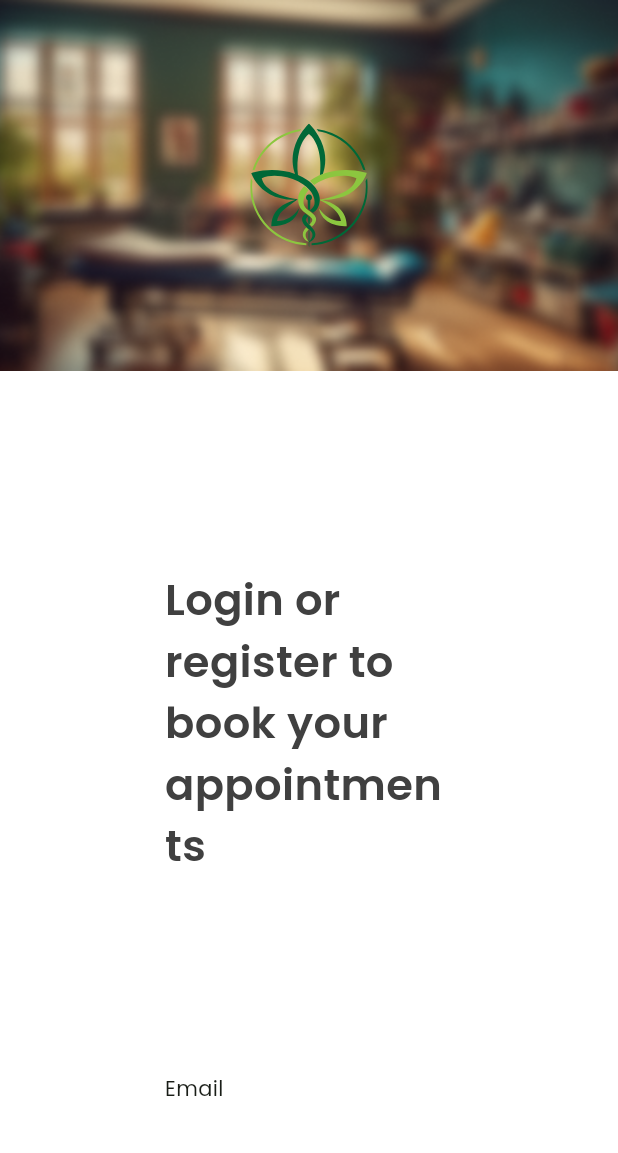
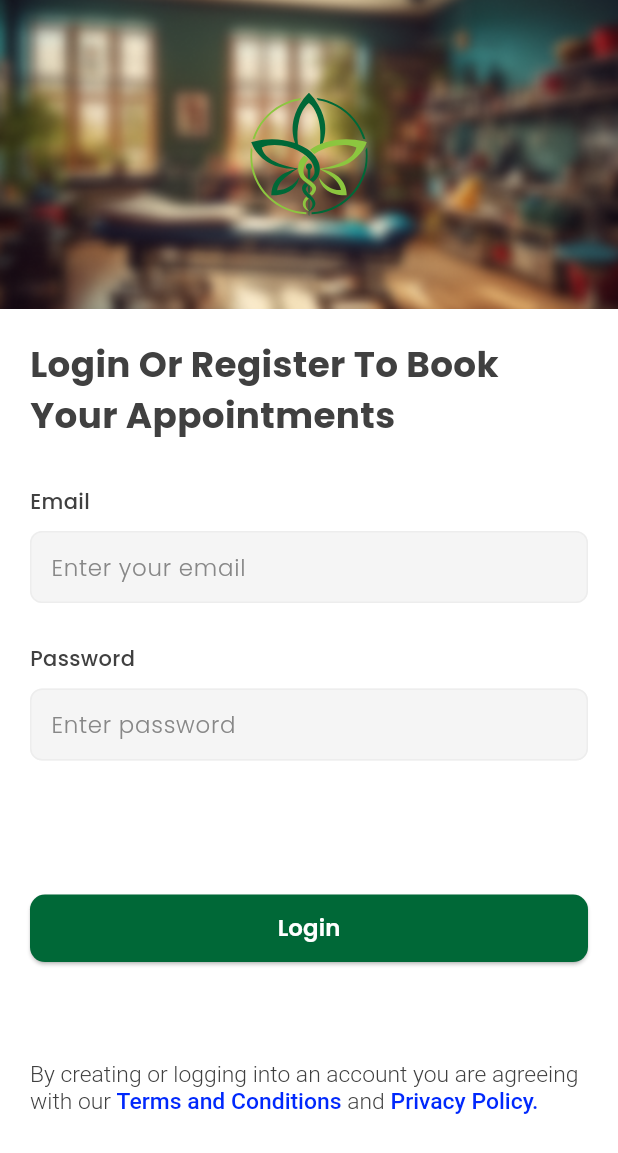
Before and after one commit to Vimalvijayakumar/amritha_ayurveda, a Flutter app: the screen it shows after launch, on a phone screen of 412 x 824 dp. Shown: the top 1153 px of the screen. Run offline on Flutter 3.47's test engine with Material 3 defaults, Android fonts, the phone set to English and light mode, and no system bars; our stand-ins replace bloc, flutter_bloc, flutter_secure_storage, flutter_svg, fluttertoast, sizer.

Commit message:
login completed

```diff
--- a/lib/data/repositories/user_repository.dart
+++ b/lib/data/repositories/user_repository.dart
@@ -1 +1,14 @@
-class UserRepository {}
+import 'package:amritha_ayurveda/data/models/user_model.dart';
+import 'package:amritha_ayurveda/utils/constants.dart';
+import 'package:amritha_ayurveda/utils/network/api_base_helper.dart';
+
+class UserRepository {
+  Future<UserModel> Login(String email, String password) async {
+    ApiBaseHelper apiBaseHelper = ApiBaseHelper();
+    var body = {"username": email, "password": password};
+    var result = await apiBaseHelper.formPost(Constants.logIn, body);
+
+    var user = UserModel.fromJson(result);
+    return user;
+  }
+}
--- a/lib/main.dart
+++ b/lib/main.dart
@@ -1,3 +1,4 @@
+import 'package:amritha_ayurveda/data/repositories/user_repository.dart';
 import 'package:amritha_ayurveda/ui/screens/login/login.dart';
 import 'package:amritha_ayurveda/ui/screens/login/login_cubit.dart';
 import 'package:flutter/material.dart';
@@ -39,7 +40,7 @@ class MyApp extends StatelessWidget {
             colorScheme: ColorScheme.fromSeed(seedColor: Colors.green),
           ),
           home: BlocProvider(
-            create: (context) => LoginCubit(),
+            create: (context) => LoginCubit(UserRepository()),
             child: LoginScreen(),
           ),
         );
--- /dev/null
+++ b/lib/services/secure_storage_service.dart
@@ -0,0 +1,17 @@
+import 'package:flutter_secure_storage/flutter_secure_storage.dart';
+
+class SecureStorageService {
+  final _storage = const FlutterSecureStorage();
+
+  Future<void> saveToken(String token) async {
+    await _storage.write(key: "auth_token", value: token);
+  }
+
+  Future<String?> getToken() async {
+    return await _storage.read(key: "auth_token");
+  }
+
+  Future<void> deleteToken() async {
+    await _storage.delete(key: "auth_token");
+  }
+}
--- /dev/null
+++ b/lib/ui/common_widgets/custom_textform.dart
@@ -0,0 +1,59 @@
+import 'package:amritha_ayurveda/utils/colors.dart';
+import 'package:flutter/material.dart';
+import 'package:sizer/sizer.dart';
+
+class CustomTextfield extends StatelessWidget {
+  final TextEditingController controller;
+  final String hintText;
+  final String? Function(String?)? validator;
+  final bool obscureText;
+  final TextInputType keyboardType;
+
+  const CustomTextfield({
+    super.key,
+    required this.controller,
+    required this.hintText,
+    this.validator,
+    this.obscureText = false,
+    this.keyboardType = TextInputType.text,
+  });
+
+  @override
+  Widget build(BuildContext context) {
+    return SizedBox(
+      height: 55,
+      child: TextFormField(
+        controller: controller,
+        validator: validator,
+        textAlign: TextAlign.left,
+        obscureText: obscureText,
+        keyboardType: keyboardType,
+        decoration: InputDecoration(
+          isDense: false,
+          contentPadding: EdgeInsets.only(left: 10, right: 10),
+          filled: true,
+          fillColor: AppColors.inputBoxColor,
+          border: OutlineInputBorder(
+            borderRadius: BorderRadius.circular(8),
+            borderSide: BorderSide(color: AppColors.borderColor),
+          ),
+          enabledBorder: OutlineInputBorder(
+            borderRadius: BorderRadius.circular(8),
+            borderSide: BorderSide(color: AppColors.borderColor),
+          ),
+          focusedBorder: OutlineInputBorder(
+            borderRadius: BorderRadius.circular(8),
+            borderSide: BorderSide(color: AppColors.borderColor, width: 2),
+          ),
+          hintText: hintText,
+          hintStyle: TextStyle(
+            color: AppColors.hintColor,
+            fontSize: 16.sp,
+            fontWeight: FontWeight.w300,
+          ),
+          errorStyle: TextStyle(fontSize: 12, height: 1.1),
+        ),
+      ),
+    );
+  }
+}
--- /dev/null
+++ b/lib/ui/common_widgets/inputbox_header.dart
@@ -0,0 +1,15 @@
+import 'package:amritha_ayurveda/utils/colors.dart';
+import 'package:flutter/widgets.dart';
+
+class InputBoxHeader extends StatelessWidget {
+  final String title;
+  const InputBoxHeader({super.key, required this.title});
+
+  @override
+  Widget build(BuildContext context) {
+    return Text(
+      title,
+      style: TextStyle(color: AppColors.textColor, fontWeight: FontWeight.w500),
+    );
+  }
+}
--- /dev/null
+++ b/lib/ui/common_widgets/primary_button.dart
@@ -0,0 +1,36 @@
+import 'package:amritha_ayurveda/utils/colors.dart';
+import 'package:flutter/material.dart';
+import 'package:sizer/sizer.dart';
+
+class PrimaryButtonWidget extends StatelessWidget {
+  final VoidCallback onPressed;
+  final String label;
+  const PrimaryButtonWidget({
+    super.key,
+    required this.onPressed,
+    required this.label,
+  });
+
+  @override
+  Widget build(BuildContext context) {
+    return SizedBox(
+      width: double.infinity,
+      height: 45,
+      child: ElevatedButton(
+        onPressed: onPressed,
+        style: ElevatedButton.styleFrom(
+          padding: EdgeInsets.symmetric(horizontal: 15, vertical: 10),
+          shape: RoundedRectangleBorder(
+            borderRadius: BorderRadius.circular(10),
+          ),
+          backgroundColor: AppColors.primaryColor,
+          foregroundColor: AppColors.backgroundColor,
+        ),
+        child: Text(
+          label,
+          style: TextStyle(fontSize: 16.sp, fontWeight: FontWeight.w600),
+        ),
+      ),
+    );
+  }
+}
--- a/lib/ui/screens/login/login.dart
+++ b/lib/ui/screens/login/login.dart
@@ -1,26 +1,87 @@
+import 'package:amritha_ayurveda/ui/common_widgets/app_loader.dart';
+import 'package:amritha_ayurveda/ui/common_widgets/custom_textform.dart';
+import 'package:amritha_ayurveda/ui/common_widgets/inputbox_header.dart';
+import 'package:amritha_ayurveda/ui/common_widgets/primary_button.dart';
+import 'package:amritha_ayurveda/ui/screens/login/login_cubit.dart';
 import 'package:amritha_ayurveda/utils/colors.dart';
+import 'package:amritha_ayurveda/utils/custom_extession.dart';
+import 'package:amritha_ayurveda/utils/input_validations.dart';
+import 'package:flutter/gestures.dart';
 import 'package:flutter/material.dart';
+import 'package:flutter_bloc/flutter_bloc.dart';
 import 'package:flutter_svg/svg.dart';
 import 'package:sizer/sizer.dart';
 
-class LoginScreen extends StatelessWidget {
+class LoginScreen extends StatefulWidget {
   const LoginScreen({super.key});
+
+  @override
+  State<LoginScreen> createState() => _LoginScreenState();
+}
+
+class _LoginScreenState extends State<LoginScreen> {
+  final TextEditingController emailController = TextEditingController();
+  final TextEditingController passwordController = TextEditingController();
+  final _formKey = GlobalKey<FormState>();
+  late TapGestureRecognizer _termsRecognizer;
+  late TapGestureRecognizer _privacyRecognizer;
+
+  @override
+  void initState() {
+    // TODO: implement initState
+    super.initState();
+    _termsRecognizer = TapGestureRecognizer()..onTap = () {};
+    _privacyRecognizer = TapGestureRecognizer()..onTap = () {};
+  }
+
+  @override
+  void dispose() {
+    // TODO: implement dispose
+    _termsRecognizer.dispose();
+    _privacyRecognizer.dispose();
+    emailController.dispose();
+    passwordController.dispose();
+
+    super.dispose();
+  }
+
+  void _submit() {
+    if (_formKey.currentState?.validate() ?? false) {
+      BlocProvider.of<LoginCubit>(
+        context,
+      ).userLogin(emailController.text.trim(), passwordController.text.trim());
+    }
+  }
 
   @override
   Widget build(BuildContext context) {
     return Scaffold(
       backgroundColor: AppColors.backgroundColor,
-      body: Column(
+      body: BlocConsumer<LoginCubit, LoginState>(
+        listener: (context, state) {
+          if (state is LoginSuccesse) {}
+          if (state is LoginFailure) {
+            AppValidations.showSnackBar(context, state.error);
+          }
+        },
+        builder: (context, state) {
+          if (state is LoginLoader) {
+            return AppLoader();
+          }
+
+          return Column(
             children: [
               Container(
                 decoration: BoxDecoration(
                   color: Colors.white,
                   image: const DecorationImage(
-                image: AssetImage("assets/images/login_backgroundimage.png"),
+                    image: AssetImage(
+                      "assets/images/login_backgroundimage.png",
+                    ),
                     fit: BoxFit.cover,
                   ),
                 ),
-            height: 30.h,
+                height: 25.h,
                 width: 100.w,
                 child: Center(
                   child: SizedBox(
@@ -30,48 +91,93 @@ class LoginScreen extends StatelessWidget {
                   ),
                 ),
               ),
-          SingleChildScrollView(
-            child: Expanded(
+              Expanded(
+                child: SingleChildScrollView(
                   child: Padding(
-                padding: EdgeInsets.symmetric(
-                  horizontal: 0.25.dp,
-                  vertical: 0.30.dp,
-                ),
+                    padding: EdgeInsets.symmetric(horizontal: 20, vertical: 20),
+                    child: Form(
+                      key: _formKey,
                       child: Column(
+                        crossAxisAlignment: CrossAxisAlignment.start,
+                        mainAxisAlignment: MainAxisAlignment.spaceBetween,
+                        children: [
+                          Column(
                             crossAxisAlignment: CrossAxisAlignment.start,
                             children: [
                               Text(
-                      "Login or register to book your appointments",
+                                "Login or register to book your appointments"
+                                    .toTitleCase(),
                                 style: TextStyle(
-                        fontSize: 22.sp,
-                        fontWeight: FontWeight.w600,
+                                  fontSize: 20.sp,
+                                  fontWeight: FontWeight.w700,
                                   color: AppColors.textColor,
                                 ),
                               ),
-                    SizedBox(height: 0.3.dp),
-                    Text("Email"),
-                    SizedBox(height: 0.2.dp),
-                    TextFormField(
+                              SizedBox(height: 30),
+                              InputBoxHeader(title: "Email"),
+                              SizedBox(height: 10),
+                              CustomTextfield(
+                                controller: emailController,
+                                hintText: "Enter your email",
+                                validator: AppValidations.normalInputValidate,
                                 keyboardType: TextInputType.emailAddress,
-                      decoration: InputDecoration(
-                        filled: true,
-                        fillColor: AppColors.inputBoxColor,
-                        border: OutlineInputBorder(
-                          borderRadius: BorderRadius.circular(8),
-                          borderSide: BorderSide(color: AppColors.borderColor),
                               ),
-                        enabledBorder: OutlineInputBorder(
-                          borderRadius: BorderRadius.circular(8),
-                          borderSide: BorderSide(color: AppColors.borderColor),
+                              SizedBox(height: 20),
+                              InputBoxHeader(title: 'Password'),
+                              SizedBox(height: 10),
+                              CustomTextfield(
+                                controller: passwordController,
+                                hintText: "Enter password",
+                                obscureText: true,
+                                validator: AppValidations.validatePasswordInput,
                               ),
-                        focusedBorder: OutlineInputBorder(
-                          borderRadius: BorderRadius.circular(8),
-                          borderSide: BorderSide(
-                            color: AppColors.borderColor,
-                            width: 2,
+                              SizedBox(height: 10.h),
+                              PrimaryButtonWidget(
+                                label: "Login",
+                                onPressed: _submit,
+                              ),
+                            ],
+                          ),
+                          SizedBox(height: 8.h),
+                          RichText(
+                            text: TextSpan(
+                              children: [
+                                TextSpan(
+                                  text:
+                                      "By creating or logging into an account you are agreeing with our ",
+                                  style: TextStyle(
+                                    color: AppColors.textColor,
+                                    fontSize: 16.sp,
+                                    fontWeight: FontWeight.w300,
                                   ),
                                 ),
-                        hintText: 'Enter your email',
+                                TextSpan(
+                                  text: "Terms and Conditions ",
+                                  style: TextStyle(
+                                    color: AppColors.blueColor,
+                                    fontSize: 16.sp,
+                                    fontWeight: FontWeight.w500,
+                                  ),
+                                  recognizer: _termsRecognizer,
+                                ),
+                                TextSpan(
+                                  text: "and",
+                                  style: TextStyle(
+                                    color: AppColors.textColor,
+                                    fontSize: 16.sp,
+                                    fontWeight: FontWeight.w300,
+                                  ),
+                                ),
+                                TextSpan(
+                                  text: " Privacy Policy.",
+                                  style: TextStyle(
+                                    color: AppColors.blueColor,
+                                    fontSize: 16.sp,
+                                    fontWeight: FontWeight.w500,
+                                  ),
+                                  recognizer: _privacyRecognizer,
+                                ),
+                              ],
                             ),
                           ),
                         ],
@@ -79,7 +185,10 @@ class LoginScreen extends StatelessWidget {
                     ),
                   ),
                 ),
+              ),
             ],
+          );
+        },
       ),
     );
   }
--- a/lib/ui/screens/login/login_cubit.dart
+++ b/lib/ui/screens/login/login_cubit.dart
@@ -1,8 +1,34 @@
+import 'package:amritha_ayurveda/data/models/user_model.dart';
+import 'package:amritha_ayurveda/data/repositories/user_repository.dart';
+import 'package:amritha_ayurveda/services/secure_storage_service.dart';
 import 'package:bloc/bloc.dart';
 import 'package:meta/meta.dart';
 
 part 'login_state.dart';
 
 class LoginCubit extends Cubit<LoginState> {
-  LoginCubit() : super(LoginInitial());
+  final UserRepository _repository;
+  final SecureStorageService _storage = SecureStorageService();
+  LoginCubit(this._repository) : super(LoginInitial());
+  void userLogin(String email, String password) async {
+    emit(LoginLoader());
+    try {
+      UserModel user = await _repository.Login(email, password);
+      print(user.toJson());
+
+      if (user.status == true) {
+        if (user.token != null) {
+          await _storage.saveToken(user.token!);
+        }
+        emit(LoginSuccesse());
+      } else if (user.status == false) {
+        emit(
+          LoginFailure(error: user.message ?? "Someting went wrong try again"),
+        );
+      }
+    } catch (e) {
+      print(e.toString());
+      emit(LoginFailure(error: e.toString()));
+    }
+  }
 }
--- a/lib/ui/screens/login/login_state.dart
+++ b/lib/ui/screens/login/login_state.dart
@@ -4,3 +4,13 @@ part of 'login_cubit.dart';
 sealed class LoginState {}
 
 final class LoginInitial extends LoginState {}
+
+final class LoginLoader extends LoginState {}
+
+final class LoginSuccesse extends LoginState {}
+
+final class LoginFailure extends LoginState {
+  final String error;
+
+  LoginFailure({required this.error});
+}
--- a/lib/utils/colors.dart
+++ b/lib/utils/colors.dart
@@ -6,4 +6,6 @@ class AppColors {
   static const textColor = Color(0xff404040);
   static const inputBoxColor = Color(0xfff5f5f5);
   static const borderColor = Color(0xffEDEDED);
+  static const hintColor = Color(0xff878787);
+  static const blueColor = Color(0xff0028FC);
 }
--- a/lib/utils/constants.dart
+++ b/lib/utils/constants.dart
@@ -8,4 +8,7 @@ class Constants {
   static const INVALID_TOKEN = "Unauthorised user";
   static const USER_EXISTS = "User already exists";
   static const INVALID_USER = "Invalid username or password";
+
+  // api
+  static const logIn = "Login";
 }
--- /dev/null
+++ b/lib/utils/input_validations.dart
@@ -0,0 +1,51 @@
+import 'package:flutter/material.dart';
+import 'package:fluttertoast/fluttertoast.dart';
+
+class AppValidations {
+  static String? validateEmailInput(String? email) {
+    if (email == null || email.isEmpty) {
+      return 'Email is required';
+    }
+    bool emailValid = RegExp(
+      r'^(([^<>()[\]\\.,;:\s@\"]+(\.[^<>()[\]\\.,;:\s@\"]+)*)|(\".+\"))@((\[[0-9]{1,3}\.[0-9]{1,3}\.[0-9]{1,3}\.[0-9]{1,3}\])|(([a-zA-Z\-0-9]+\.)+[a-zA-Z]{2,}))$',
+    ).hasMatch(email.trim());
+
+    if (!emailValid) {
+      return 'Enter a valid email';
+    }
+    return null;
+  }
+
+  static String? validatePasswordInput(String? value) {
+    if (value == null || value.isEmpty) {
+      return 'Password is required';
+    }
+
+    return null;
+  }
+
+  static String? normalInputValidate(String? value) {
+    if (value == null || value.isEmpty) {
+      return 'Email is required';
+    }
+
+    return null;
+  }
+
+  static void showSnackBar(BuildContext? context, String? value) {
+    final snackBar = SnackBar(content: Text(value!));
+    ScaffoldMessenger.of(context!).showSnackBar(snackBar);
+  }
+
+  static void showToast(String msg) {
+    Fluttertoast.showToast(
+      msg: msg.trim(),
+      toastLength: Toast.LENGTH_SHORT,
+      gravity: ToastGravity.BOTTOM,
+      timeInSecForIosWeb: 1,
+      backgroundColor: Colors.black,
+      textColor: Colors.white,
+      fontSize: 16.0,
+    );
+  }
+}
--- a/lib/utils/network/api_base_helper.dart
+++ b/lib/utils/network/api_base_helper.dart
@@ -1,22 +1,24 @@
 import 'dart:convert';
 import 'dart:io';
+import 'package:amritha_ayurveda/services/secure_storage_service.dart';
 import 'package:amritha_ayurveda/utils/constants.dart';
 import 'package:amritha_ayurveda/utils/network/app_exceptions.dart';
 import 'package:http/http.dart' as http;
 
 class ApiBaseHelper {
-  final baseUrl = "https://us-central1-upsidehealth-ae96e.cloudfunctions.net";
+  final baseUrl = "https://flutter-amr.noviindus.in/api/";
 
-  // final authToken=PreferenceUtils.getString(Constants.USER_TOKEN);
+  final SecureStorageService _storage = SecureStorageService();
   final authToken = "";
 
   //For all the GET requests
   Future<dynamic> get(String url) async {
+    String? authToken = await _storage.getToken();
     var responseJson;
     try {
       final response = await http.get(
         Uri.parse(baseUrl + url),
-        headers: {HttpHeaders.authorizationHeader: authToken},
+        headers: {HttpHeaders.authorizationHeader: authToken.toString()},
       );
       print("the url is ${baseUrl + url}");
       responseJson = _returnResponse(response);
--- a/pubspec.yaml
+++ b/pubspec.yaml
@@ -38,6 +38,8 @@ dependencies:
   http: ^1.5.0
   sizer: ^3.1.3
   flutter_svg: ^2.2.1
+  flutter_secure_storage: ^9.2.4
+  fluttertoast: ^8.2.12
 
 dev_dependencies:
   flutter_test:
```
Also changed, not shown: lib/data/models/user_model.dart (added, +112 -0 lines), lib/ui/common_widgets/app_loader.dart (added, +17 -0 lines), lib/utils/custom_extession.dart (added, +10 -0 lines), pubspec.lock, 5 other files. Lines whose indentation alone changed are shown as unchanged.
